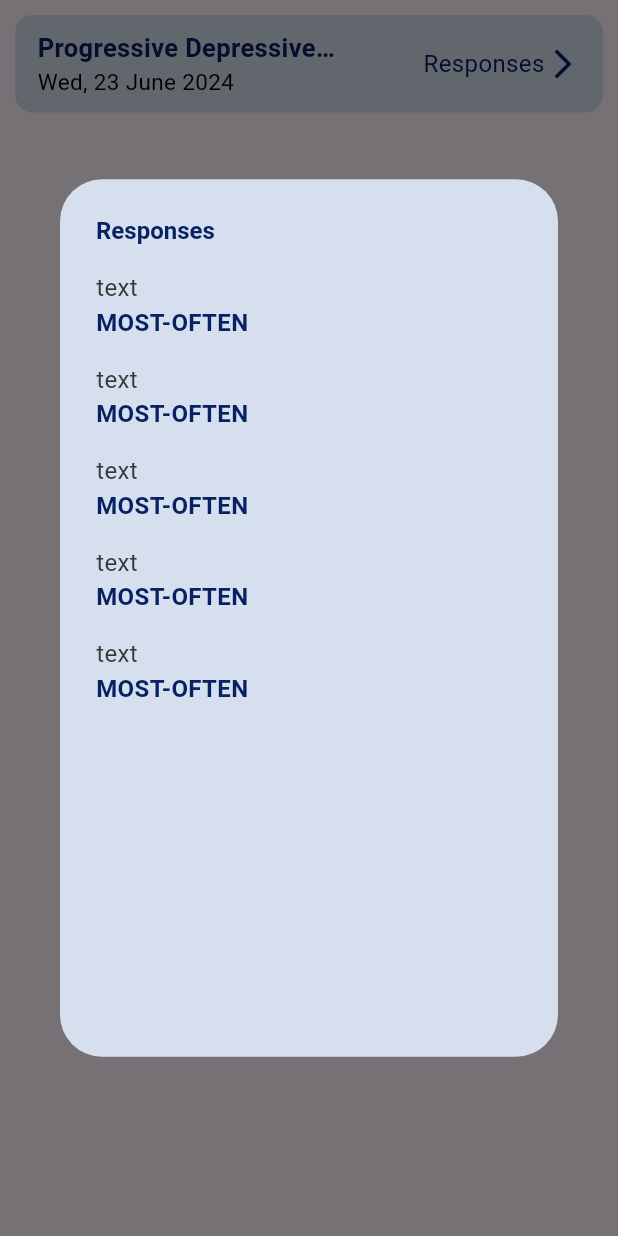
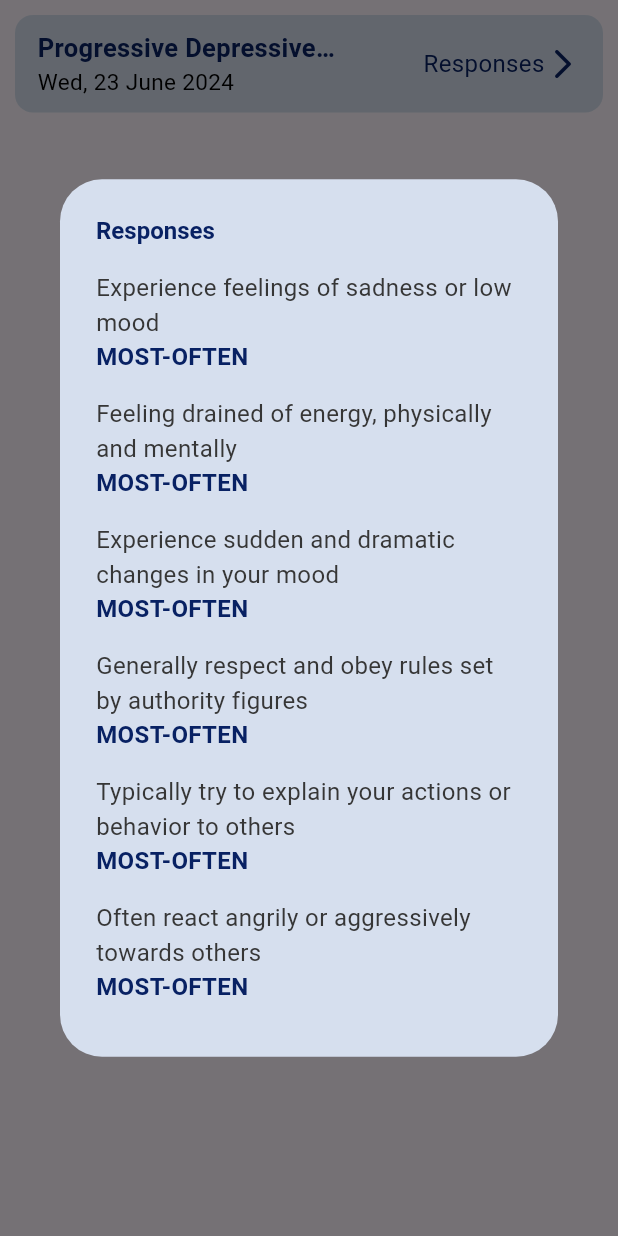
Before and after one commit to nsenji/mindbridge-app, a Flutter app: the TestResults widget shown alone on an empty page, opened directly, after a tap on "Progressive Depressive Dissorder", on a phone screen of 412 x 824 dp. Run offline on Flutter 3.47's test engine with Material 3 defaults, Android fonts, the phone set to English and light mode, and no system bars; our stand-ins replace flutter_riverpod, flutter_svg, percent_indicator; missing offline and left inert: videosdk.

Commit message:
done with showing  the results

```diff
--- /dev/null
+++ b/lib/src/features/history/data/all_questions.dart
@@ -0,0 +1,74 @@
+List all_questions = [
+  {
+    "symptom": "sadness",
+    "question": "Experience feelings of sadness or low mood",
+  },
+  {
+    "symptom": "exhausted",
+    "question": "Feeling drained of energy, physically and mentally",
+  },
+  {
+    "symptom": "mood_swing",
+    "question": "Experience sudden and dramatic changes in your mood",
+  },
+  {
+    "symptom": "authority_respect",
+    "question": "Generally respect and obey rules set by authority figures",
+  },
+  {
+    "symptom": "try_explanation",
+    "question": "Typically try to explain your actions or behavior to others",
+  },
+  {
+    "symptom": "aggressive_response",
+    "question": "Often react angrily or aggressively towards others",
+  },
+  {
+    "symptom": "ignore_and_move_on",
+    "question":
+        "Tend to avoid or ignore problems instead of dealing with them directly",
+  },
+  {
+    "symptom": "euphoric",
+    "question": "How often have you felt overly excited or unusually energetic",
+  },
+  {
+    "symptom": "sleep_dissorder",
+    "question": "Experience difficulty sleeping or staying asleep",
+  },
+  {
+    "symptom": "anorxia",
+    "question": "Often have concerns about your weight or eating habits",
+  },
+  {
+    "symptom": "nervous_break_down",
+    "question":
+        "Ever experienced a nervous breakdown or overwhelming emotional episode",
+  },
+  {
+    "symptom": "suicidal_thoughts",
+    "question": "Often consider harming yourself or ending your life",
+  },
+  {
+    "symptom": "admit_mistakes",
+    "question": "Have difficulty admitting when you're wrong",
+  },
+  {
+    "symptom": "overthinking",
+    "question":
+        "Find yourself dwelling on negative thoughts or worries excessively",
+  },
+  {
+    "symptom": "sexual_activity",
+    "question": "How frequently do you engage in sexual activity (Select from scale)",
+  },
+  {
+    "symptom": "concentration",
+    "question":
+        "How well are you able to focus on a task without getting distracted (Select from scale)",
+  },
+  {
+    "symptom": "optimism",
+    "question": "How optmistic are you (Select from scale)",
+  },
+];
--- a/lib/src/features/history/presentation/test_results.dart
+++ b/lib/src/features/history/presentation/test_results.dart
@@ -1,6 +1,7 @@
 import 'package:flutter/material.dart';
 import 'package:medbridge/src/common_widgets/sizedbox_template.dart';
 import 'package:medbridge/src/common_widgets/text_template.dart';
+import 'package:medbridge/src/features/history/data/all_questions.dart';
 
 class TestResults extends StatefulWidget {
   const TestResults({super.key});
@@ -10,6 +11,8 @@ class TestResults extends StatefulWidget {
 }
 
 class _TestResultsState extends State<TestResults> {
+  List allQuestionsList = all_questions;
+
   @override
   Widget build(BuildContext context) {
     return CustomScrollView(
@@ -37,7 +40,8 @@ class _TestResultsState extends State<TestResults> {
                               slivers: [
                                 SliverList(
                                   delegate: SliverChildBuilderDelegate(
-                                      childCount: 5, (context, index) {
+                                      childCount: allQuestionsList.length,
+                                      (context, index) {
                                     return Padding(
                                         padding:
                                             const EdgeInsets.only(bottom: 15),
@@ -46,7 +50,9 @@ class _TestResultsState extends State<TestResults> {
                                             crossAxisAlignment:
                                                 CrossAxisAlignment.start,
                                             children: [
-                                              TextCustom(text: "text"),
+                                              TextCustom(
+                                                  text: allQuestionsList[index]
+                                                      ["question"]),
                                               TextCustom(
                                                   text: "MOST-OFTEN",
                                                   color: Color.fromARGB(
```
